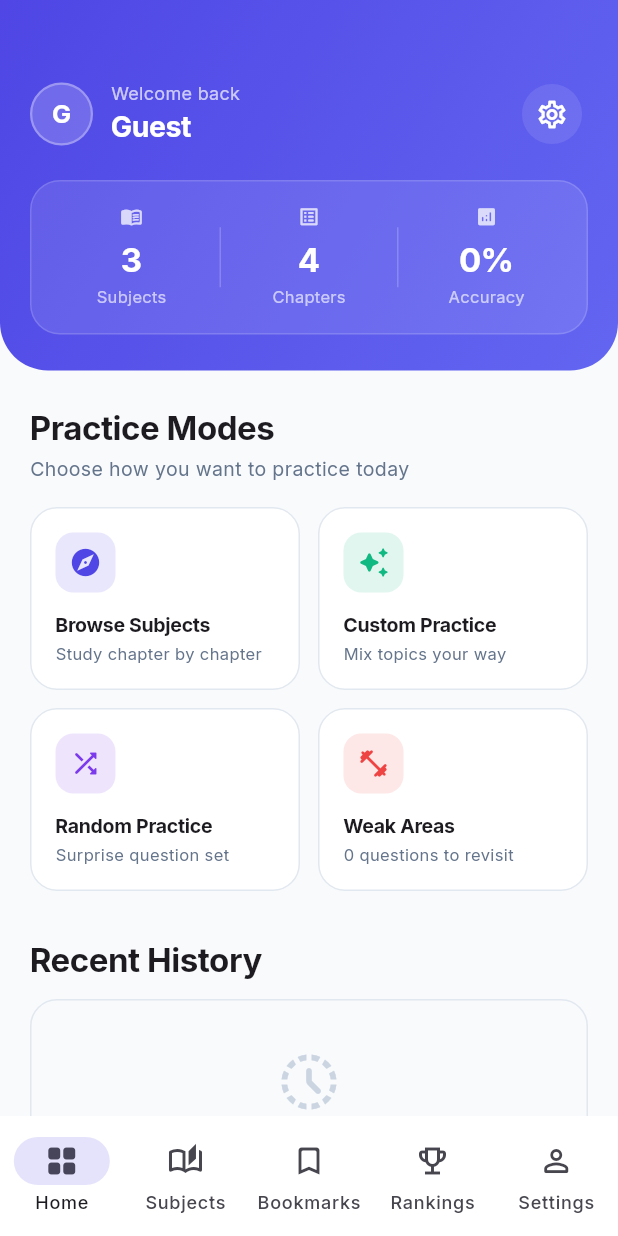
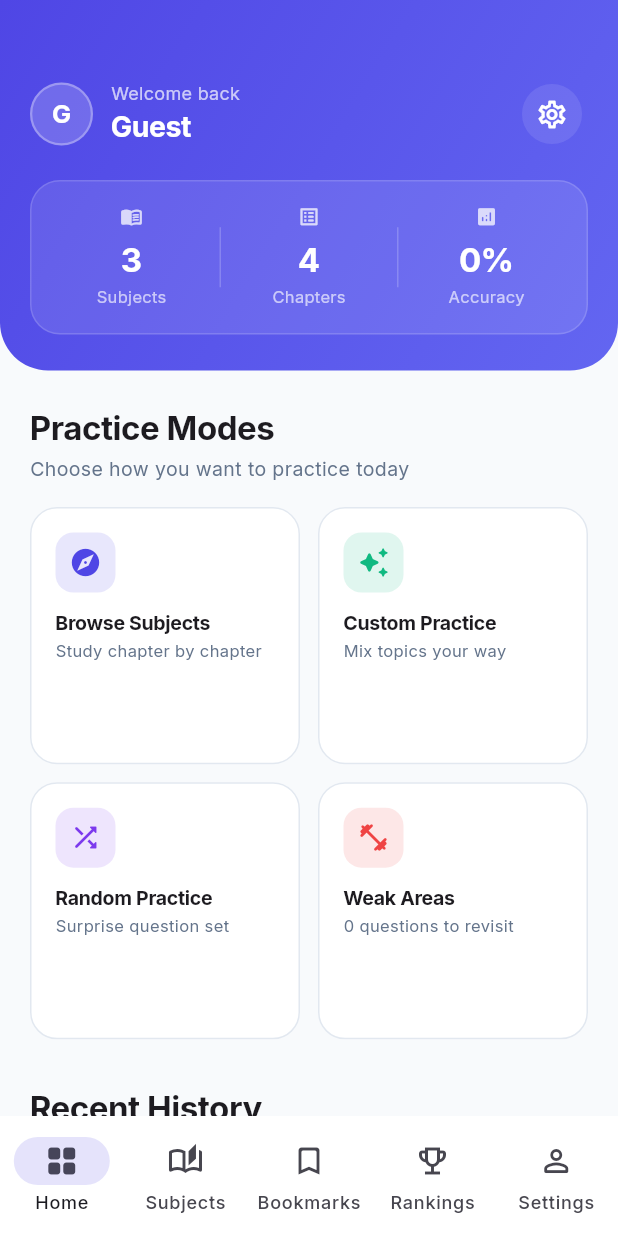
Before and after one commit to AnupZN/mock_master_flutter, a Flutter app: the screen it shows once a user with an empty profile is signed in, on a phone screen of 412 x 824 dp. Run offline on Flutter 3.47's test engine with Material 3 defaults, Android fonts, the phone set to English and light mode, and no system bars; our stand-ins replace flutter_dotenv, flutter_markdown, flutter_riverpod, go_router, google_fonts, shared_preferences and 1 more; accounts and stored records are empty.

Commit message:
style(dashboard): enforce uniform 2×2 grid for practice mode cards
Root cause of inconsistent card sizing:
  Two separate Row() widgets have no mechanism to synchronize height
  across rows. Each row sizes independently to its tallest child.
  When one row has a longer subtitle than the other, the rows end up
  different heights, breaking the cohesive grid appearance.

Fix:
  Replaced the two explicit Row pairs with a single GridView.count.
  GridView pre-computes a uniform cell size from childAspectRatio=1.05
  and applies it identically to all 4 children — pixel-perfect across
  all screen sizes and regardless of text length.

_buildPracticeCard updates:
  - Added mainAxisAlignment: start + mainAxisSize: max so the Column
    fills its grid cell completely and icon always pins to the top.
  - Icon, title, and subtitle are at the same Y position in every card.
  - Consistent SizedBox(12) between icon and title, SizedBox(4) between
    title and subtitle — no text-dependent spacing drift.
  - height: 1.25 on title and 1.35 on subtitle for consistent line
    spacing in both 1-line and 2-line cases.

Static analysis: 0 errors, 0 warnings.

```diff
--- a/lib/screens/dashboard/dashboard_screen.dart
+++ b/lib/screens/dashboard/dashboard_screen.dart
@@ -238,11 +238,17 @@ class DashboardScreen extends ConsumerWidget {
                   ),
                   const SizedBox(height: 16),
 
-                  // Row 1
-                  Row(
+                  // GridView guarantees all 4 cells are pixel-identical in
+                  // width and height regardless of content length.
+                  GridView.count(
+                    shrinkWrap: true,
+                    physics: const NeverScrollableScrollPhysics(),
+                    crossAxisCount: 2,
+                    crossAxisSpacing: 12,
+                    mainAxisSpacing: 12,
+                    childAspectRatio: 1.05,
                     children: [
-                      Expanded(
-                        child: _buildPracticeCard(
+                      _buildPracticeCard(
                         context,
                         title: 'Browse Subjects',
                         subtitle: 'Study chapter by chapter',
@@ -251,10 +257,7 @@ class DashboardScreen extends ConsumerWidget {
                         onTap: () => context.go('/subjects'),
                         isDark: isDark,
                       ),
-                      ),
-                      const SizedBox(width: 12),
-                      Expanded(
-                        child: _buildPracticeCard(
+                      _buildPracticeCard(
                         context,
                         title: 'Custom Practice',
                         subtitle: 'Mix topics your way',
@@ -263,15 +266,7 @@ class DashboardScreen extends ConsumerWidget {
                         onTap: () => context.push('/generator?mode=custom'),
                         isDark: isDark,
                       ),
-                      ),
-                    ],
-                  ),
-                  const SizedBox(height: 12),
-                  // Row 2
-                  Row(
-                    children: [
-                      Expanded(
-                        child: _buildPracticeCard(
+                      _buildPracticeCard(
                         context,
                         title: 'Random Practice',
                         subtitle: 'Surprise question set',
@@ -280,10 +275,7 @@ class DashboardScreen extends ConsumerWidget {
                         onTap: () => context.push('/generator?mode=bookmark'),
                         isDark: isDark,
                       ),
-                      ),
-                      const SizedBox(width: 12),
-                      Expanded(
-                        child: _buildPracticeCard(
+                      _buildPracticeCard(
                         context,
                         title: 'Weak Areas',
                         subtitle: '${wrongQuestions.length} questions to revisit',
@@ -291,7 +283,6 @@ class DashboardScreen extends ConsumerWidget {
                         color: const Color(0xFFEF4444),
                         onTap: () => context.go('/bookmarks'),
                         isDark: isDark,
-                        ),
                       ),
                     ],
                   ),
@@ -478,7 +469,10 @@ class DashboardScreen extends ConsumerWidget {
     );
   }
 
-  // ── Practice mode card — vertical layout, no truncation risk ────────────
+  // ── Practice mode card ──────────────────────────────────────────────────
+  // The card fills its GridView cell completely (width + height are fixed by
+  // the grid's childAspectRatio). Icon is always top-left; title + subtitle
+  // sit directly below at the same Y position in every card.
   Widget _buildPracticeCard(
     BuildContext context, {
     required String title,
@@ -495,16 +489,22 @@ class DashboardScreen extends ConsumerWidget {
         onTap: onTap,
         borderRadius: BorderRadius.circular(18),
         child: Container(
-          padding: const EdgeInsets.all(16),
+          // No padding override — fills grid cell; padding applied inside.
           decoration: BoxDecoration(
             borderRadius: BorderRadius.circular(18),
             border: Border.all(
               color: isDark ? const Color(0xFF334155) : const Color(0xFFE2E8F0),
             ),
           ),
+          padding: const EdgeInsets.all(16),
+          // Column with start alignment: icon pins to top, text follows.
+          // The grid cell height is fixed so there's no per-card size drift.
           child: Column(
             crossAxisAlignment: CrossAxisAlignment.start,
+            mainAxisAlignment: MainAxisAlignment.start,
+            mainAxisSize: MainAxisSize.max,
             children: [
+              // Icon badge — always at the top
               Container(
                 padding: const EdgeInsets.all(9),
                 decoration: BoxDecoration(
@@ -514,23 +514,26 @@ class DashboardScreen extends ConsumerWidget {
                 child: Icon(icon, color: color, size: 22),
               ),
               const SizedBox(height: 12),
+              // Title — fixed position, always starts here
               Text(
                 title,
                 style: const TextStyle(
                   fontSize: 13,
                   fontWeight: FontWeight.bold,
                   letterSpacing: -0.2,
+                  height: 1.25,
                 ),
                 maxLines: 2,
                 overflow: TextOverflow.ellipsis,
               ),
-              const SizedBox(height: 3),
+              const SizedBox(height: 4),
+              // Subtitle — fixed position, always starts here
               Text(
                 subtitle,
                 style: TextStyle(
                   fontSize: 11,
                   color: isDark ? const Color(0xFF94A3B8) : const Color(0xFF64748B),
-                  height: 1.3,
+                  height: 1.35,
                 ),
                 maxLines: 2,
                 overflow: TextOverflow.ellipsis,
```
Lines whose indentation alone changed are shown as unchanged.
